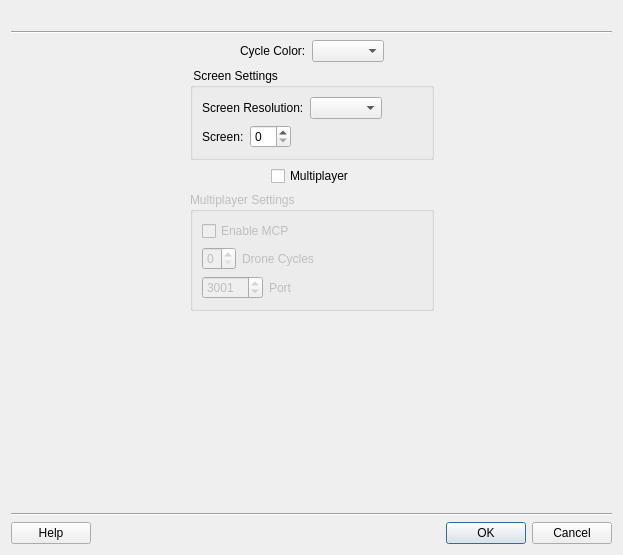
Above: init/cyclesInit.ui from dmzgroup/cycles before the change. Below: the same form after it.
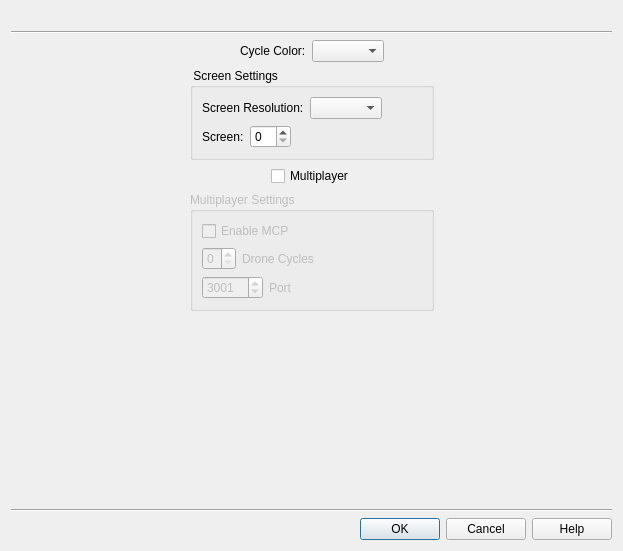
That is the form after the change. Icons and pictures are not drawn.

Diff of the .ui file:
```diff
--- a/init/cyclesInit.ui
+++ b/init/cyclesInit.ui
@@ -6,7 +6,7 @@
     <x>0</x>
     <y>0</y>
     <width>623</width>
-    <height>555</height>
+    <height>551</height>
    </rect>
   </property>
   <property name="windowTitle" >
@@ -320,7 +320,7 @@
      <property name="sizeHint" stdset="0" >
       <size>
        <width>20</width>
-       <height>13</height>
+       <height>0</height>
       </size>
      </property>
     </spacer>
@@ -333,35 +333,11 @@
     </widget>
    </item>
    <item>
-    <layout class="QHBoxLayout" name="horizontalLayout" >
-     <item>
-      <widget class="QPushButton" name="helpButton" >
-       <property name="text" >
-        <string>Help</string>
-       </property>
-      </widget>
-     </item>
-     <item>
-      <spacer name="horizontalSpacer" >
-       <property name="orientation" >
-        <enum>Qt::Horizontal</enum>
-       </property>
-       <property name="sizeHint" stdset="0" >
-        <size>
-         <width>40</width>
-         <height>20</height>
-        </size>
-       </property>
-      </spacer>
-     </item>
-     <item>
-      <widget class="QDialogButtonBox" name="buttonBox" >
-       <property name="standardButtons" >
-        <set>QDialogButtonBox::Cancel|QDialogButtonBox::Ok</set>
-       </property>
-      </widget>
-     </item>
-    </layout>
+    <widget class="QDialogButtonBox" name="buttonBox" >
+     <property name="standardButtons" >
+      <set>QDialogButtonBox::Cancel|QDialogButtonBox::Help|QDialogButtonBox::Ok</set>
+     </property>
+    </widget>
    </item>
   </layout>
  </widget>
```
Left out of the diff: 4 changed lines with no effect on the pictures.
